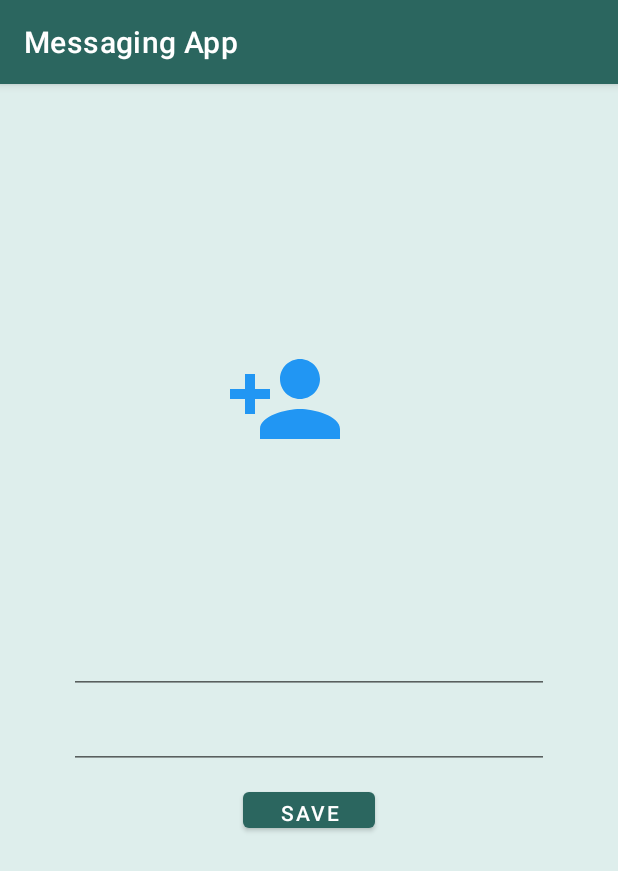
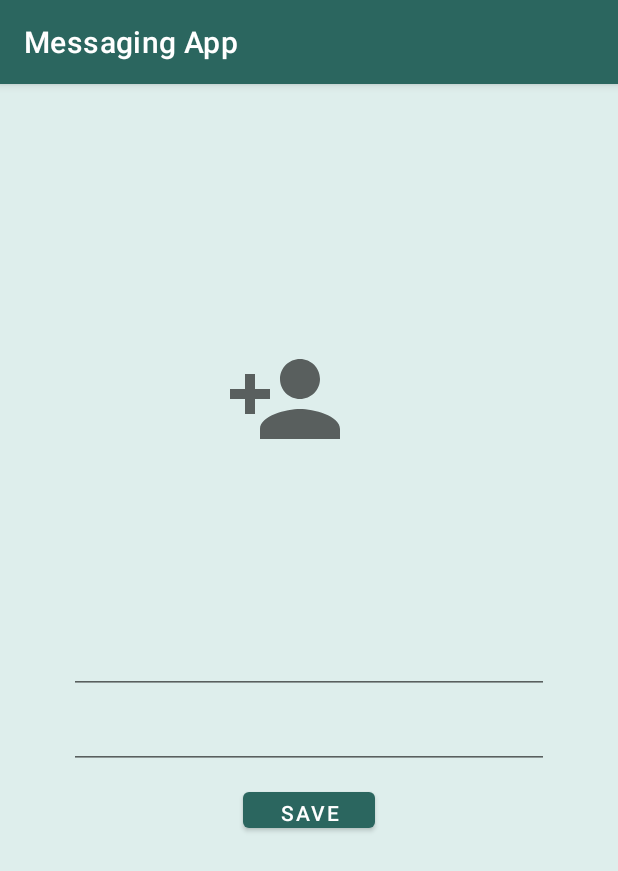
Before and after one commit to RavanSA/MessagingApp, an Android app: the fragment GetUserData placed in its activity, on a phone screen of 412 x 824 dp. Shown: the top 871 px of the screen. Run offline under Robolectric (Android 15) with nearby library versions, the phone set to English and light mode, and no system bars; our stand-ins replace Firebase (no records; nobody signed in at launch, a user with empty details on screens opened directly); libraries missing offline, so code that uses them is left out: com.theartofdev.edmodo; plain views replace CropImageView.

Commit message:
All changes added up to now

```diff
--- a/app/src/main/java/com/project/messagingapp/Fragments/GetUserData.kt
+++ b/app/src/main/java/com/project/messagingapp/Fragments/GetUserData.kt
@@ -73,6 +73,7 @@ class GetUserData : Fragment() {
                 StorageRequestPermisson()
             }
         }
+
 
         return view
     }
--- a/app/src/main/res/layout/fragment_get_user_data.xml
+++ b/app/src/main/res/layout/fragment_get_user_data.xml
@@ -30,7 +30,6 @@
         android:layout_marginLeft="150dp"
         android:layout_marginTop="150dp"
         android:src="@drawable/ic_baseline_person_add_24"
-        android:tint="#2196F3"
         app:layout_anchor="@id/cropImageView"
         app:layout_anchorGravity="end|center" />
 
```
Also changed, not shown: app/src/main/java/com/project/messagingapp/Fragments/VerifyNum.kt (+3 -4 lines).
